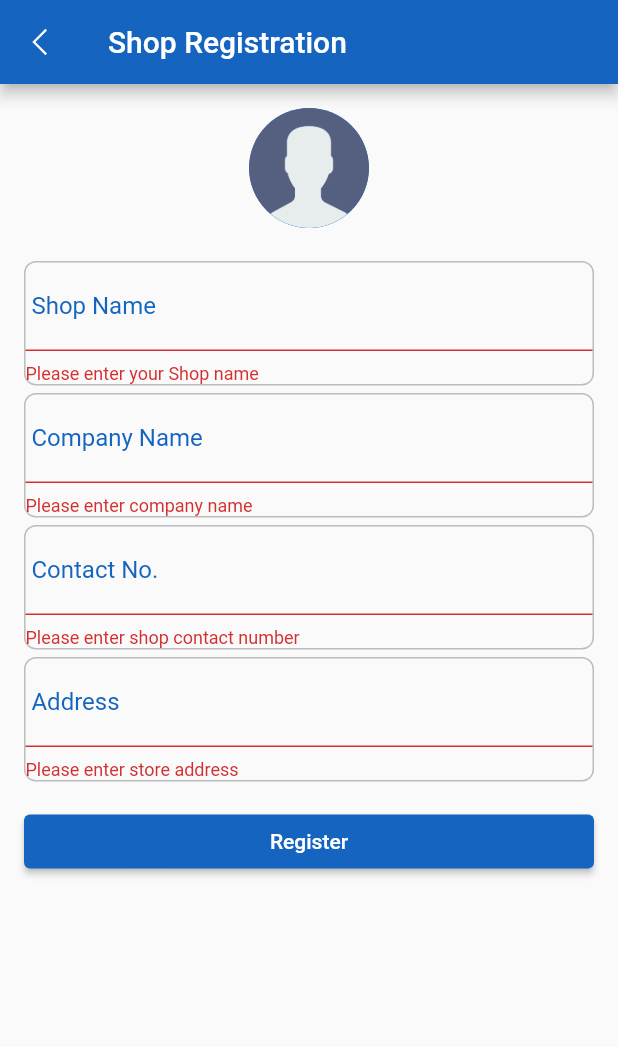
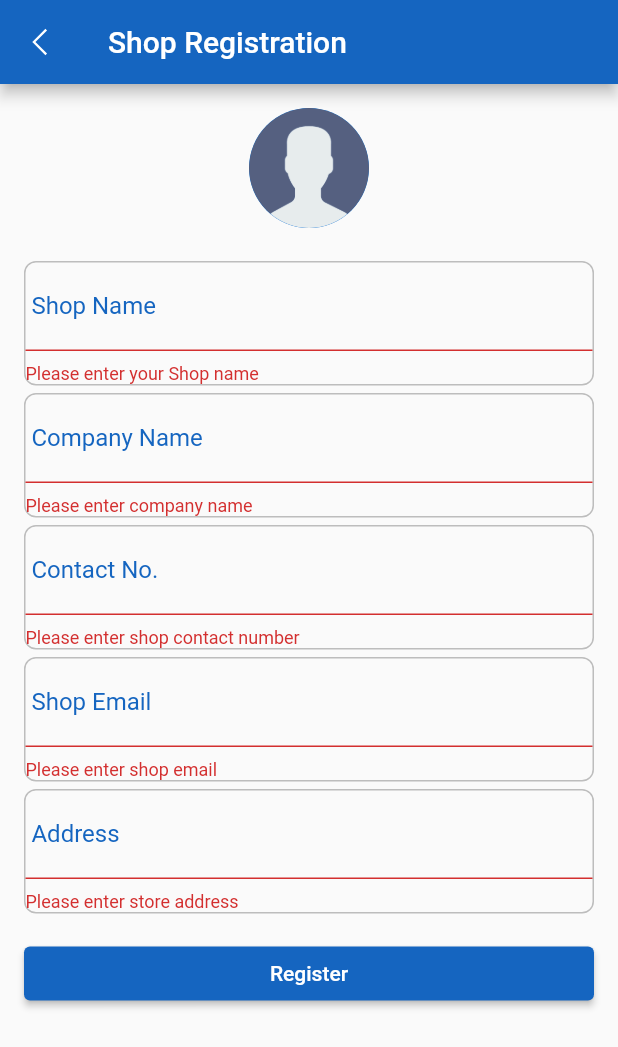
Before and after one commit to MobileApp-flutter/drivedoctor, a Flutter app: the ShopResgisterPage screen opened directly, after a tap on "Register", on a phone screen of 412 x 824 dp. Shown: the top 1047 px of the screen. Run offline on Flutter 3.47's test engine with Material 2 defaults, Android fonts, the light colour scheme and no system bars; our stand-ins replace cloud_firestore, firebase_auth, firebase_core, flutter_svg, line_awesome_flutter, logger and 1 more; accounts and stored records are empty.

Commit message:
add shop email

```diff
--- a/lib/bloc/services/shopservice.dart
+++ b/lib/bloc/services/shopservice.dart
@@ -21,6 +21,7 @@ Future createShop({
   required String shopname,
   required String companyname,
   required int companycontact,
+  required String companyemail,
   required String address,
   required String email,
 }) async {
@@ -31,6 +32,7 @@ Future createShop({
     'shopname': shopname,
     'companyname': companyname,
     'companycontact': companycontact,
+    'companyemail': companyemail,
     'address': address,
     'email': email,
   };
--- a/lib/screens/shopregisterpage.dart
+++ b/lib/screens/shopregisterpage.dart
@@ -19,6 +19,7 @@ class _ShopResgisterPageState extends State<ShopResgisterPage> {
   String _shopname = '';
   String _companyname = '';
   int _companytelno = 0;
+  String _companyemail = '';
   String _address = '';
 
   void _submitForm() async {
@@ -36,6 +37,7 @@ class _ShopResgisterPageState extends State<ShopResgisterPage> {
           shopname: _shopname,
           companyname: _companyname,
           companycontact: _companytelno,
+          companyemail: _companyemail,
           address: _address,
           email: email,
         );
@@ -168,6 +170,28 @@ class _ShopResgisterPageState extends State<ShopResgisterPage> {
                       ),
                       child: TextFormField(
                         decoration: InputDecoration(
+                            labelText: ' Shop Email',
+                            labelStyle: TextStyle(color: Colors.blue.shade800)),
+                        validator: (value) {
+                          if (value!.isEmpty) {
+                            return 'Please enter shop email';
+                          }
+                          return null;
+                        },
+                        onSaved: (value) => _companyemail = value!,
+                      ),
+                    ),
+                    const SizedBox(height: 5),
+                    Container(
+                      decoration: BoxDecoration(
+                        borderRadius: BorderRadius.circular(8),
+                        border: Border.all(
+                          color: Colors.grey.shade400,
+                          width: 1,
+                        ),
+                      ),
+                      child: TextFormField(
+                        decoration: InputDecoration(
                             labelText: ' Address',
                             labelStyle: TextStyle(color: Colors.blue.shade800)),
                         validator: (value) {
```
